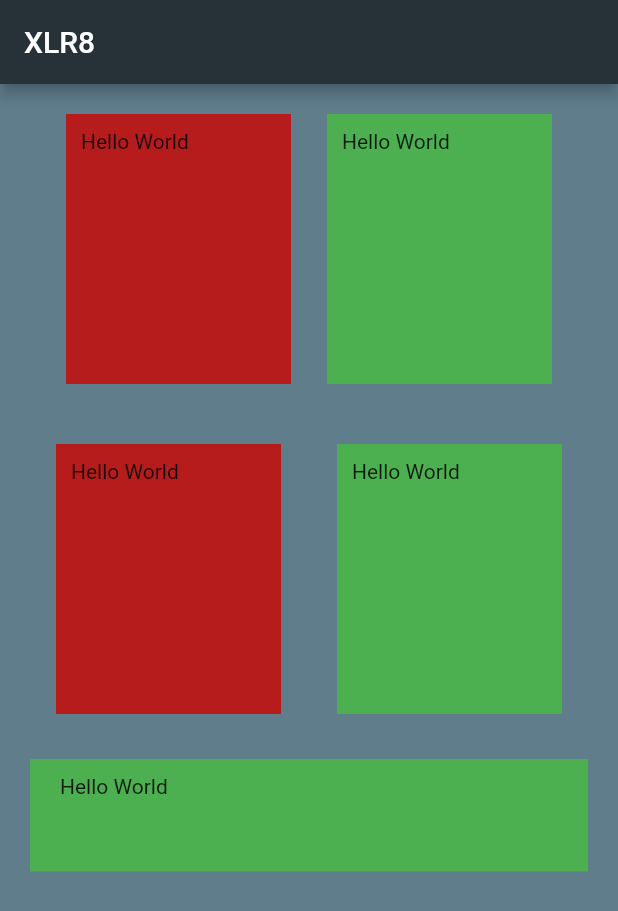
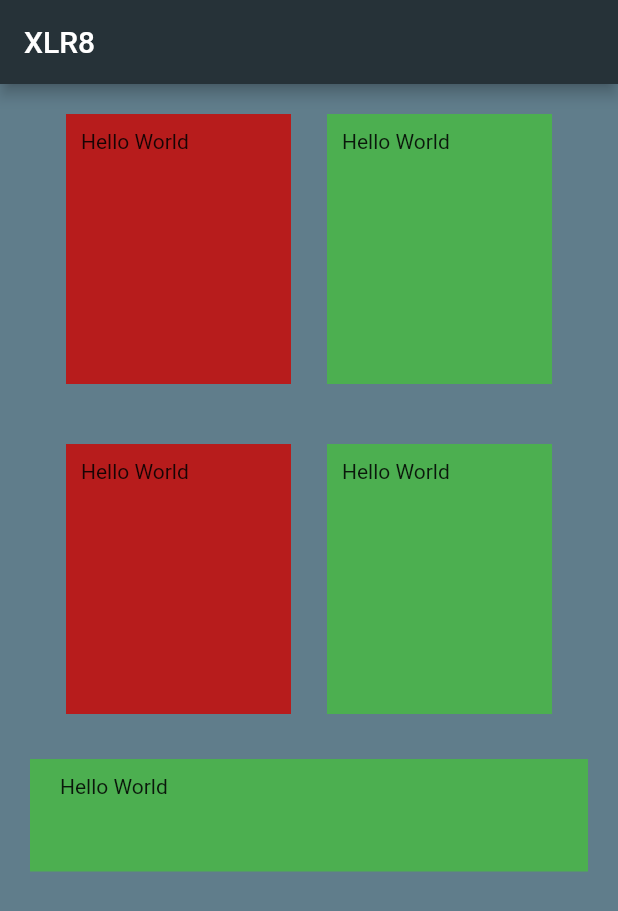
Before and after one commit to sumit8275/xlr8_repo, a Flutter app: the screen it shows after launch, on a phone screen of 412 x 824 dp. Shown: the top 911 px of the screen. Run offline on Flutter 3.47's test engine with Material 2 defaults, Android fonts, the phone set to English and light mode, and no system bars.

```diff
--- a/lib/main.dart
+++ b/lib/main.dart
@@ -11,7 +11,6 @@ class MyApp extends StatelessWidget {
         appBar: AppBar(backgroundColor: Colors.blueGrey[900], title: Text("XLR8")),
         body: SafeArea(
           child: Container(
-            color: Colors.blue[750],
             child: Column(
               crossAxisAlignment: CrossAxisAlignment.stretch,
               children: <Widget>[
@@ -51,7 +50,7 @@ class MyApp extends StatelessWidget {
                     crossAxisAlignment: CrossAxisAlignment.stretch,
                     children: [
                       Container(
-                        margin: EdgeInsets.all(10.0),
+                        margin: EdgeInsets.fromLTRB(10, 10, 0, 10),
                         padding: EdgeInsets.all(10),
                         width: 150,
                         height: 100,
@@ -59,7 +58,7 @@ class MyApp extends StatelessWidget {
                         child: Text('Hello World'),
                       ),
                       Container(
-                        margin: EdgeInsets.all(10.0),
+                        margin: EdgeInsets.fromLTRB(0, 10, 10, 10),
                         padding: EdgeInsets.all(10),
                         width: 150,
                         height: 100,
```
Also changed, not shown: 1 other file.
